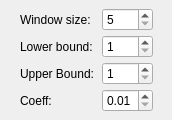
The window that filters/output/ui/WolfBinarizationOptionsWidget.ui (4lex4/scantailor-advanced) describes before a commit, drawn with Qt 5.
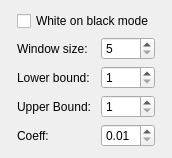
The same window after the commit.

Commit message: ~ Added white on black mode for the adaptive binarization methods. It should be enabled when the text or content is lighter than the background.

```diff
--- a/filters/output/ui/WolfBinarizationOptionsWidget.ui
+++ b/filters/output/ui/WolfBinarizationOptionsWidget.ui
@@ -7,7 +7,7 @@
     <x>0</x>
     <y>0</y>
     <width>172</width>
-    <height>120</height>
+    <height>143</height>
    </rect>
   </property>
   <property name="sizePolicy">
@@ -19,27 +19,7 @@
   <property name="windowTitle">
    <string>Form</string>
   </property>
-  <layout class="QVBoxLayout" name="verticalLayout">
-   <property name="spacing">
-    <number>4</number>
-   </property>
-   <property name="leftMargin">
-    <number>0</number>
-   </property>
-   <property name="topMargin">
-    <number>0</number>
-   </property>
-   <property name="rightMargin">
-    <number>0</number>
-   </property>
-   <property name="bottomMargin">
-    <number>0</number>
-   </property>
-   <item>
     <layout class="QHBoxLayout" name="horizontalLayout">
-     <property name="sizeConstraint">
-      <enum>QLayout::SetMinimumSize</enum>
-     </property>
      <item>
       <spacer name="horizontalSpacer">
        <property name="orientation">
@@ -47,11 +27,23 @@
        </property>
        <property name="sizeHint" stdset="0">
         <size>
-         <width>1</width>
+       <width>5</width>
          <height>20</height>
         </size>
        </property>
       </spacer>
+   </item>
+   <item>
+    <layout class="QVBoxLayout" name="verticalLayout_2">
+     <item>
+      <widget class="QCheckBox" name="whiteOnBlackModeCB">
+       <property name="toolTip">
+        <string>This options should be enabled when the text or content is placed on the darker background</string>
+       </property>
+       <property name="text">
+        <string>White on black mode</string>
+       </property>
+      </widget>
      </item>
      <item>
       <layout class="QGridLayout" name="gridLayout">
@@ -64,7 +56,7 @@
           <number>5</number>
          </property>
          <property name="maximum">
-          <number>999</number>
+          <number>9999</number>
          </property>
         </widget>
        </item>
@@ -140,6 +132,8 @@
        </item>
       </layout>
      </item>
+    </layout>
+   </item>
      <item>
       <spacer name="horizontalSpacer_2">
        <property name="orientation">
@@ -147,13 +141,11 @@
        </property>
        <property name="sizeHint" stdset="0">
         <size>
-         <width>1</width>
+       <width>5</width>
          <height>20</height>
         </size>
        </property>
       </spacer>
-     </item>
-    </layout>
    </item>
   </layout>
  </widget>
```
Left out of the diff: 14 changed lines with no effect on the pictures. Lines whose indentation alone changed are shown as unchanged. The commit also changes 8 other files.
